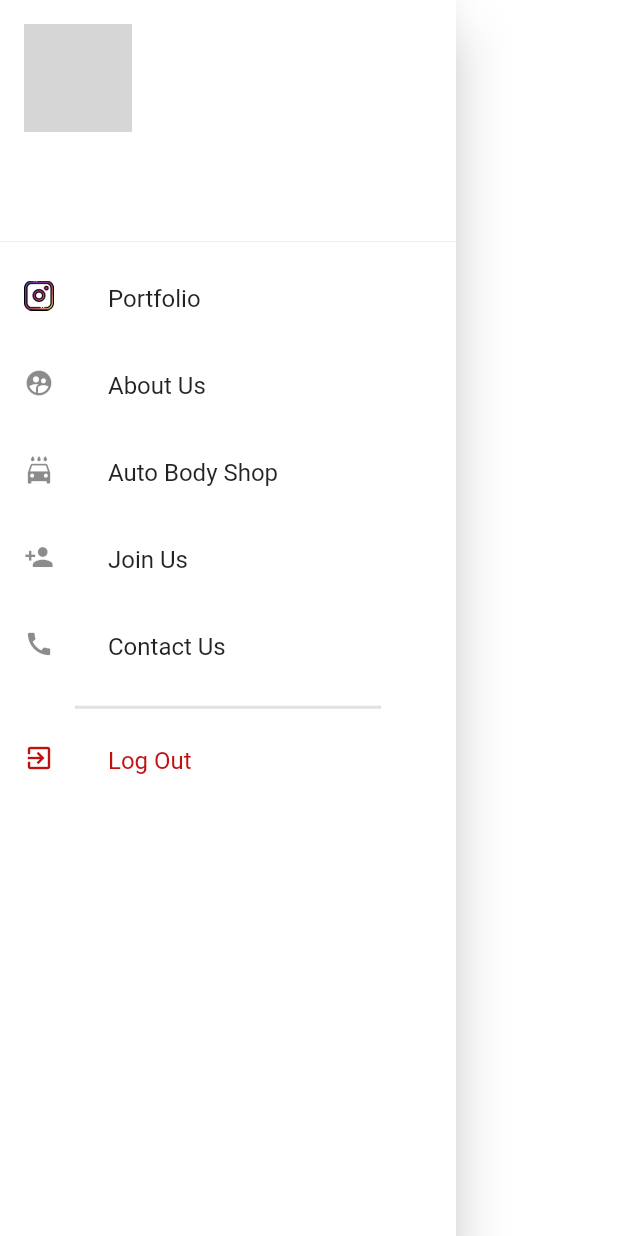
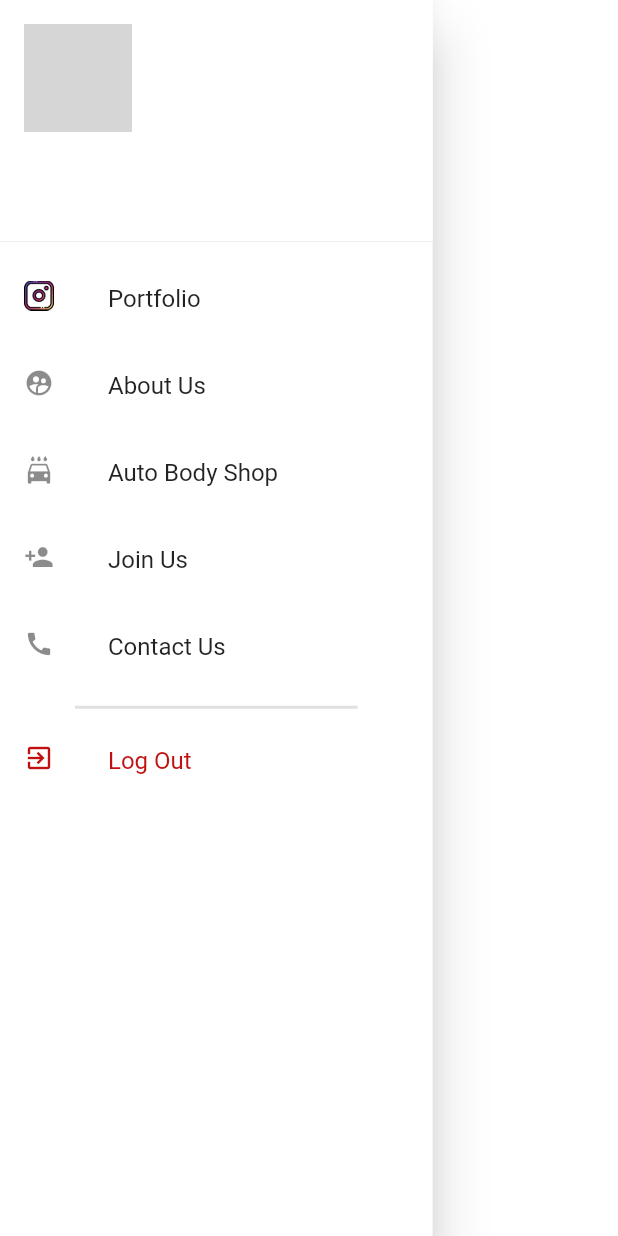
Before and after one commit to seeebbii/quickfit, a Flutter app: the DrawerItems widget shown alone on an empty page, opened directly with empty values, on a phone screen of 412 x 824 dp. Run offline on Flutter 3.47's test engine with Material 2 defaults, Android fonts, the light colour scheme and no system bars; our stand-ins replace cached_network_image, fluttertoast, geolocator, google_maps_flutter, image_picker, shared_preferences; missing offline and left inert: awesome_loader, flutter_statusbarcolor; accounts and stored records are empty; network calls fail; grey boxes are pictures that could not be loaded.

Commit message:
Final Product

```diff
--- a/lib/ui/DrawerItems.dart
+++ b/lib/ui/DrawerItems.dart
@@ -14,7 +14,9 @@ class DrawerItems extends StatelessWidget {
 
   @override
   Widget build(BuildContext context) {
-    return Drawer(
+    return SizedBox(
+      width: MediaQuery.of(context).size.width * 0.7,
+      child: Drawer(
         child: ListView(
           children: <Widget>[
             UserAccountsDrawerHeader(
@@ -136,6 +138,7 @@ class DrawerItems extends StatelessWidget {
             )
           ],
         ),
+      ),
     );
   }
 
```
Lines whose indentation alone changed are shown as unchanged.
